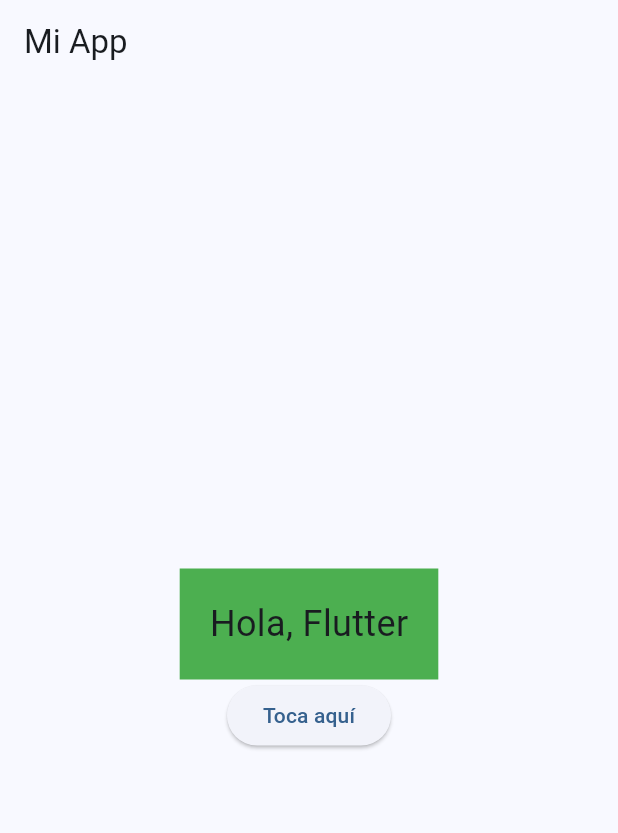
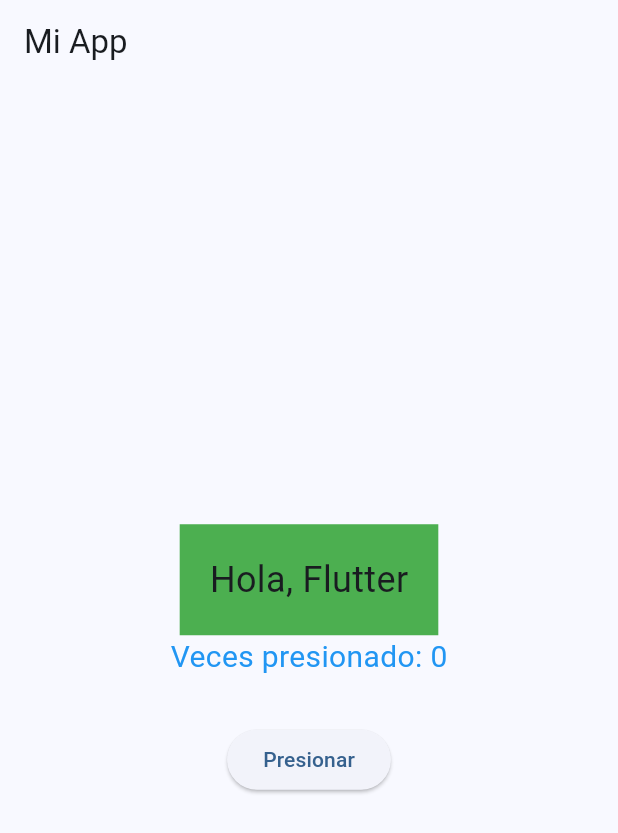
Before and after one commit to diegobenitez2005/dbenitez-flutter003, a Flutter app: the screen it shows after launch, on a phone screen of 412 x 824 dp. Shown: the top 833 px of the screen. Run offline on Flutter 3.47's test engine with Material 3 defaults, Android fonts, the light colour scheme and no system bars.

Commit message:
Stateless vs. Stateful Widgets
Se modifico el archivo main.dart convertir de Stateless a Stateful,
se añade la función de contador.
Se modifico manualmente el texto asociado al contador, de 'Contador' a
'Veces presionado'.
Se añade un SizedBox con altura 30 para separar el texto 'Hola flutter'
de 'Veces presionado'

```diff
--- a/lib/main.dart
+++ b/lib/main.dart
@@ -20,8 +20,25 @@
   }
 }
 
-class MyHomePage extends StatelessWidget {
+class MyHomePage extends StatefulWidget {
   const MyHomePage({super.key});
+
+  @override
+  State<MyHomePage> createState() => _MyHomePageState();
+}
+
+class _MyHomePageState extends State<MyHomePage> {
+  int _counter = 0; // Variable para el contador
+
+  void _incrementCounter() {
+    /*El setState se usa dentro de esta funcion para indicar a flutter que debe
+      redibujar la pantalla con el valor de _counter, si no se utiliza al aumen-
+      tar- el contador no se vera reflejado en la pantalla hasta que se haga un
+      hot reload */
+    setState(() {
+      _counter++; // Incrementa el contador
+    });
+  }
 
   @override
   Widget build(BuildContext context) {
@@ -31,21 +48,24 @@
         child: Column(
           mainAxisAlignment: MainAxisAlignment.center,
           children: [
-            Container(
+            Container(//El container se encarga de envolver al texto "Hola Flutter"
               color: Colors.green,
               padding: const EdgeInsets.all(20.0),
               child: const Text(
                 'Hola, Flutter',
                 style: TextStyle(fontSize: 24),
-
               ),
             ),
+            Text(
+              'Veces presionado: $_counter', // Muestra el valor del contador
+              style: const TextStyle(fontSize: 20,
+              color: Colors.blue),
+            ),
+            const SizedBox(height: 30), // Espacio entre el texto y el botón
             ElevatedButton(
-              onPressed: () {
-                // Acción al presionar el botón
-                print('Botón presionado');
-              },
-              child: const Text('Toca aquí'),
+              onPressed:
+                  _incrementCounter, // Llama a la función para incrementar
+              child: const Text('Presionar'),
             ),
           ],
         ),
```
